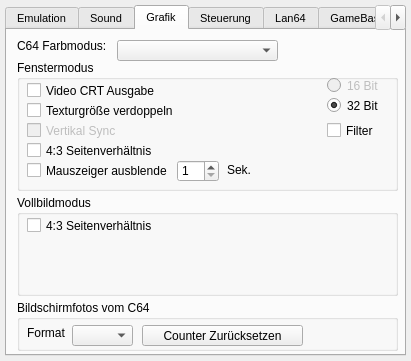
First picture: the form in src/setup_window.ui, repository ThKattanek/emu64, before the edit.
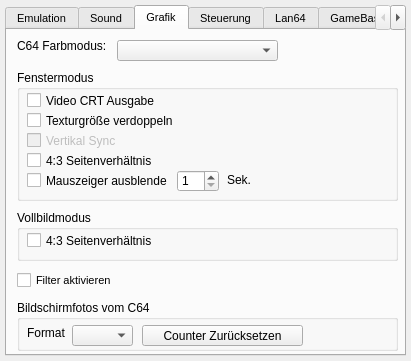
Second picture: the form after the edit. The open tabs and pages were chosen to show the change.

Diff of the .ui file:
```diff
--- a/src/setup_window.ui
+++ b/src/setup_window.ui
@@ -439,7 +439,7 @@
      <property name="geometry">
       <rect>
        <x>10</x>
-       <y>30</y>
+       <y>40</y>
        <width>381</width>
        <height>131</height>
       </rect>
@@ -500,69 +500,6 @@
        <string>Vertikal Sync</string>
       </property>
      </widget>
-     <widget class="QCheckBox" name="WFilter">
-      <property name="enabled">
-       <bool>true</bool>
-      </property>
-      <property name="geometry">
-       <rect>
-        <x>310</x>
-        <y>60</y>
-        <width>61</width>
-        <height>21</height>
-       </rect>
-      </property>
-      <property name="toolTip">
-       <string>Schaltet einen Bilineare Filterung mit zu. (Das Bild wird etwas verwaschener)</string>
-      </property>
-      <property name="text">
-       <string>Filter</string>
-      </property>
-     </widget>
-     <widget class="QRadioButton" name="W16Bit">
-      <property name="enabled">
-       <bool>false</bool>
-      </property>
-      <property name="geometry">
-       <rect>
-        <x>310</x>
-        <y>15</y>
-        <width>61</width>
-        <height>21</height>
-       </rect>
-      </property>
-      <property name="toolTip">
-       <string>Schaltet den internen Farbmodus auf 16Bit pro Pixel um.</string>
-      </property>
-      <property name="text">
-       <string>16 Bit</string>
-      </property>
-      <property name="checked">
-       <bool>false</bool>
-      </property>
-     </widget>
-     <widget class="QRadioButton" name="W32Bit">
-      <property name="enabled">
-       <bool>true</bool>
-      </property>
-      <property name="geometry">
-       <rect>
-        <x>310</x>
-        <y>35</y>
-        <width>61</width>
-        <height>21</height>
-       </rect>
-      </property>
-      <property name="toolTip">
-       <string>Schaltet den internen Farbmodus auf 32Bit pro Pixel um.</string>
-      </property>
-      <property name="text">
-       <string>32 Bit</string>
-      </property>
-      <property name="checked">
-       <bool>true</bool>
-      </property>
-     </widget>
      <widget class="QCheckBox" name="WAspectRatio">
       <property name="geometry">
        <rect>
@@ -638,9 +575,9 @@
      <property name="geometry">
       <rect>
        <x>10</x>
-       <y>165</y>
+       <y>180</y>
        <width>381</width>
-       <height>101</height>
+       <height>51</height>
       </rect>
      </property>
      <property name="font">
@@ -749,6 +686,25 @@
       </property>
      </widget>
     </widget>
+    <widget class="QCheckBox" name="WFilter">
+     <property name="enabled">
+      <bool>true</bool>
+     </property>
+     <property name="geometry">
+      <rect>
+       <x>10</x>
+       <y>240</y>
+       <width>121</width>
+       <height>21</height>
+      </rect>
+     </property>
+     <property name="toolTip">
+      <string>Schaltet einen Bilineare Filterung mit zu. (Das Bild wird etwas verwaschener)</string>
+     </property>
+     <property name="text">
+      <string>Filter aktivieren</string>
+     </property>
+    </widget>
    </widget>
    <widget class="QWidget" name="SteuerungTab">
     <property name="enabled">
```
Left out of the diff: 2 changed lines with no effect on the pictures.
